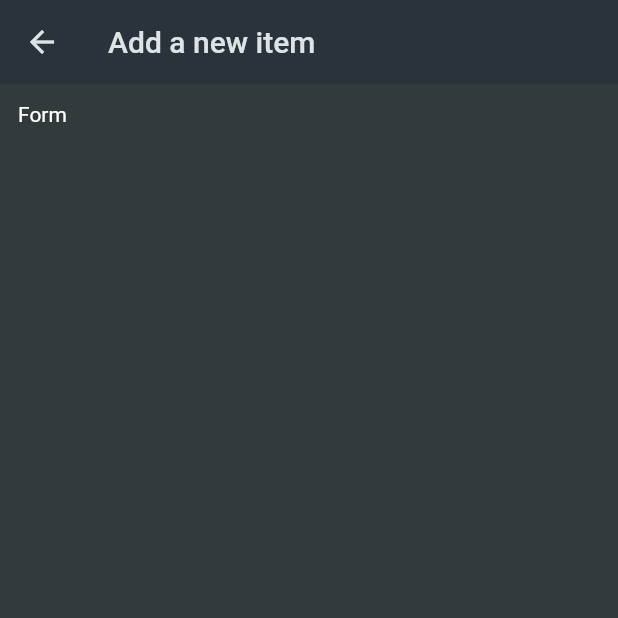
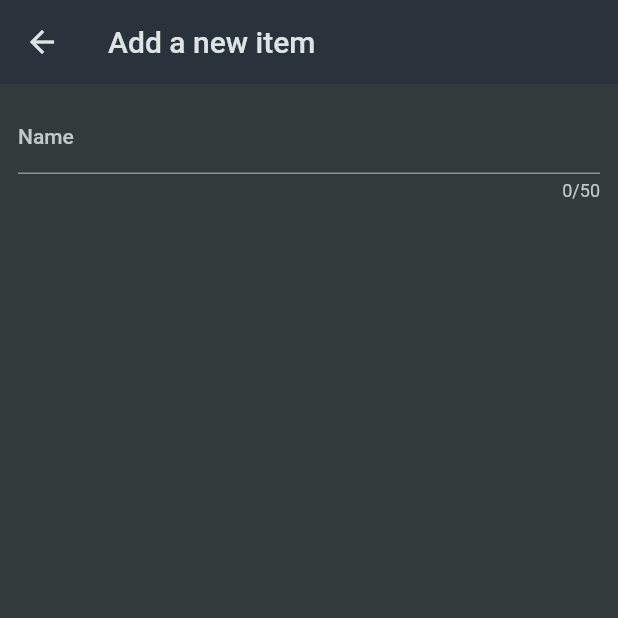
Before and after one commit to ArthurBufon/flutter_shopping_list, a Flutter app: the NewItem screen opened directly, on a phone screen of 412 x 824 dp, the top half of it. Run offline on Flutter 3.47's test engine with Material 2 defaults, Android fonts, the phone set to English and light mode, and no system bars.

Commit message:
added textformfield

```diff
--- a/lib/widgets/new_item.dart
+++ b/lib/widgets/new_item.dart
@@ -18,7 +18,21 @@ class _NewItemState extends State<NewItem> {
       ),
       body: Padding(
         padding: const EdgeInsets.all(12),
-        child: Text('Form'),
+        child: Form(
+          child: Column(
+            children: [
+              TextFormField(
+                maxLength: 50,
+                decoration: const InputDecoration(
+                  label: Text('Name'),
+                ),
+                validator: (value) {
+                  return 'test.';
+                },
+              ),
+            ],
+          ),
+        ),
       ),
     );
   }
```
